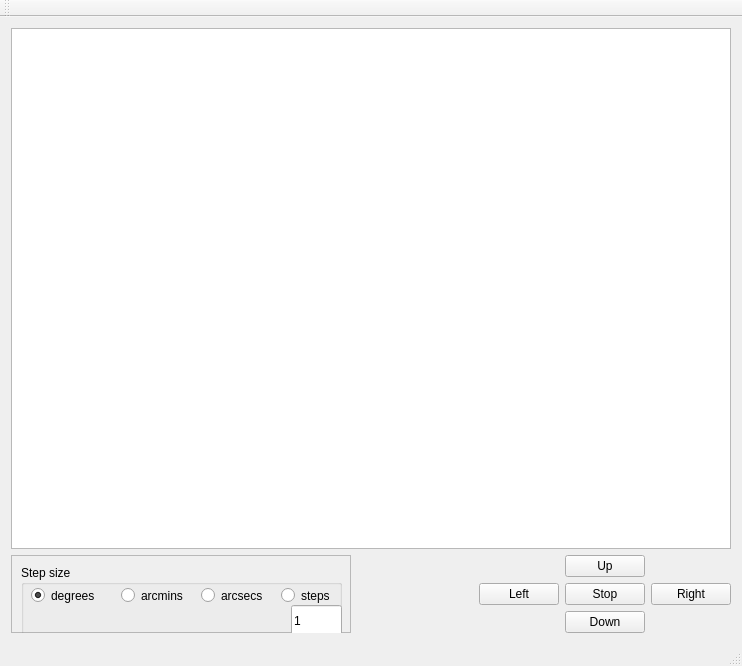
spectro-pointer/pointer-mauro, file gui/pointer/mainwindow.ui: the form before one commit.
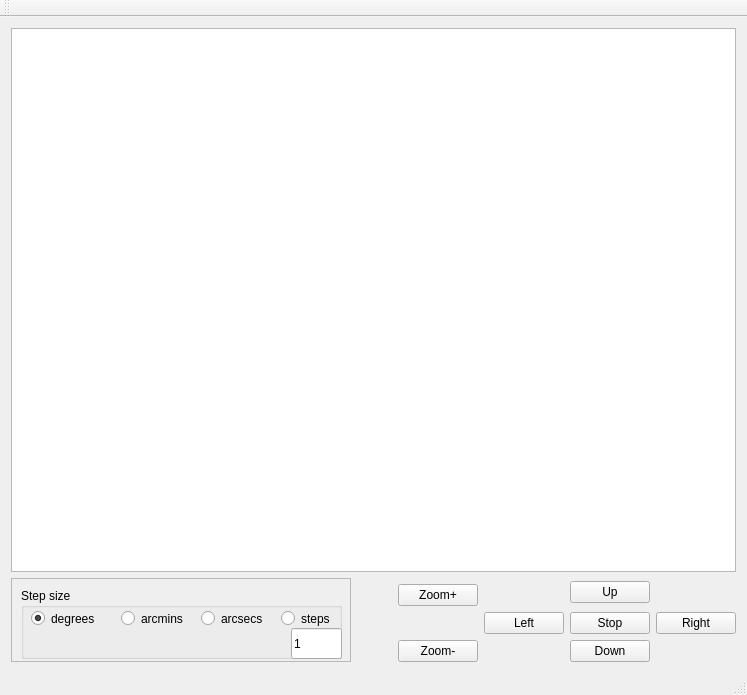
The form after the commit.

Commit message: zoom in/zoom out (basic) functionality.

```diff
--- a/gui/pointer/mainwindow.ui
+++ b/gui/pointer/mainwindow.ui
@@ -6,8 +6,8 @@
    <rect>
     <x>0</x>
     <y>0</y>
-    <width>738</width>
-    <height>666</height>
+    <width>747</width>
+    <height>695</height>
    </rect>
   </property>
   <property name="windowTitle">
@@ -15,8 +15,8 @@
   </property>
   <widget class="QWidget" name="centralWidget">
    <layout class="QGridLayout" name="gridLayout">
-    <item row="3" column="3">
-     <widget class="QPushButton" name="pushButtonDown">
+    <item row="3" column="4">
+     <widget class="QPushButton" name="pushButtonLeft">
       <property name="sizePolicy">
        <sizepolicy hsizetype="Fixed" vsizetype="Fixed">
         <horstretch>0</horstretch>
@@ -30,11 +30,11 @@
        </size>
       </property>
       <property name="text">
-       <string>Down</string>
+       <string>Left</string>
       </property>
      </widget>
     </item>
-    <item row="2" column="3">
+    <item row="3" column="5">
      <widget class="QPushButton" name="pushButtonAbort">
       <property name="sizePolicy">
        <sizepolicy hsizetype="Fixed" vsizetype="Fixed">
@@ -53,26 +53,14 @@
       </property>
      </widget>
     </item>
-    <item row="2" column="4">
-     <widget class="QPushButton" name="pushButtonRight">
-      <property name="sizePolicy">
-       <sizepolicy hsizetype="Fixed" vsizetype="Fixed">
-        <horstretch>0</horstretch>
-        <verstretch>0</verstretch>
-       </sizepolicy>
-      </property>
-      <property name="maximumSize">
-       <size>
-        <width>90</width>
-        <height>16777215</height>
-       </size>
-      </property>
+    <item row="4" column="3">
+     <widget class="QPushButton" name="pushButtonZoomOut">
       <property name="text">
-       <string>Right</string>
+       <string>Zoom-</string>
       </property>
      </widget>
     </item>
-    <item row="0" column="0" colspan="5">
+    <item row="0" column="0" colspan="7">
      <widget class="QGraphicsView" name="graphicsView">
       <property name="minimumSize">
        <size>
@@ -94,7 +82,7 @@
       </property>
      </widget>
     </item>
-    <item row="1" column="3">
+    <item row="1" column="5" rowspan="2">
      <widget class="QPushButton" name="pushButtonUp">
       <property name="sizePolicy">
        <sizepolicy hsizetype="Fixed" vsizetype="Fixed">
@@ -119,8 +107,8 @@
       </property>
      </widget>
     </item>
-    <item row="2" column="2">
-     <widget class="QPushButton" name="pushButtonLeft">
+    <item row="4" column="5">
+     <widget class="QPushButton" name="pushButtonDown">
       <property name="sizePolicy">
        <sizepolicy hsizetype="Fixed" vsizetype="Fixed">
         <horstretch>0</horstretch>
@@ -134,11 +122,11 @@
        </size>
       </property>
       <property name="text">
-       <string>Left</string>
+       <string>Down</string>
       </property>
      </widget>
     </item>
-    <item row="1" column="0" rowspan="3">
+    <item row="1" column="0" rowspan="4">
      <widget class="QFrame" name="frame">
       <property name="sizePolicy">
        <sizepolicy hsizetype="Preferred" vsizetype="Preferred">
@@ -286,7 +274,33 @@
       </widget>
      </widget>
     </item>
-    <item row="2" column="1">
+    <item row="3" column="6">
+     <widget class="QPushButton" name="pushButtonRight">
+      <property name="sizePolicy">
+       <sizepolicy hsizetype="Fixed" vsizetype="Fixed">
+        <horstretch>0</horstretch>
+        <verstretch>0</verstretch>
+       </sizepolicy>
+      </property>
+      <property name="maximumSize">
+       <size>
+        <width>90</width>
+        <height>16777215</height>
+       </size>
+      </property>
+      <property name="text">
+       <string>Right</string>
+      </property>
+     </widget>
+    </item>
+    <item row="2" column="3">
+     <widget class="QPushButton" name="pushButtonZoomIn">
+      <property name="text">
+       <string>Zoom+</string>
+      </property>
+     </widget>
+    </item>
+    <item row="2" column="2">
      <spacer name="horizontalSpacer">
       <property name="orientation">
        <enum>Qt::Horizontal</enum>
```
Left out of the diff: 8 changed lines with no effect on the pictures. The commit also changes 3 other files.
